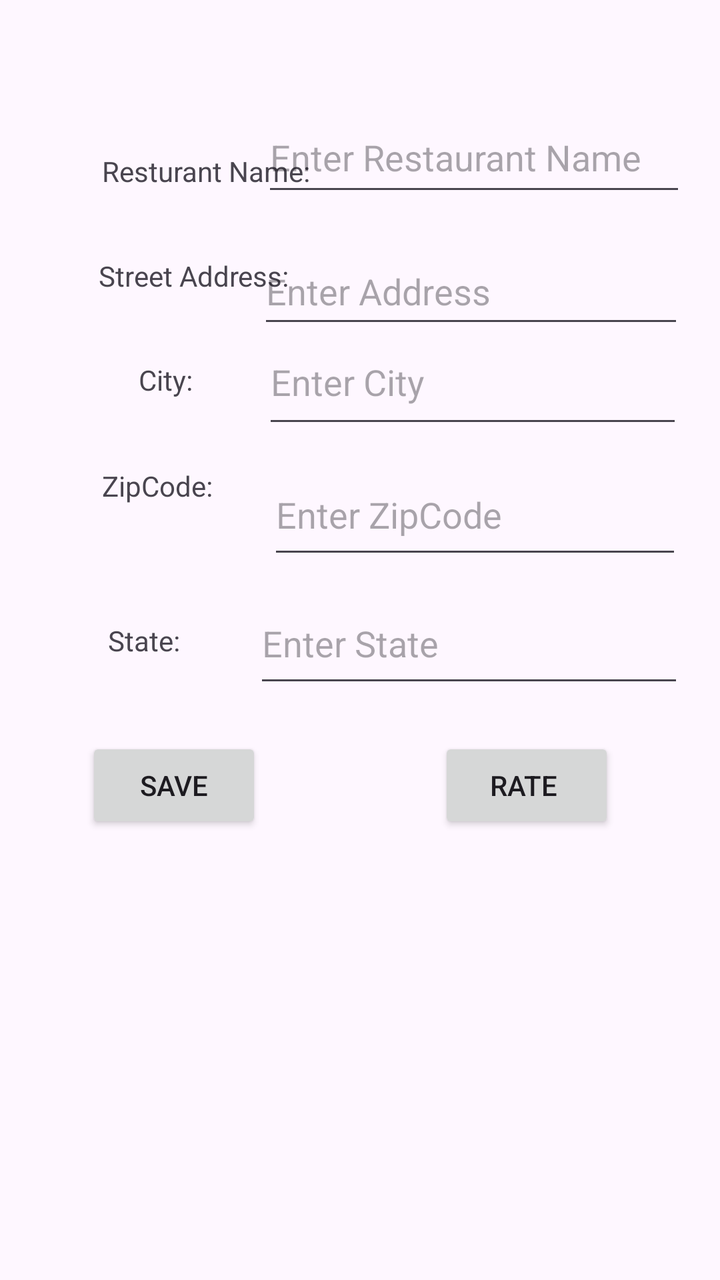
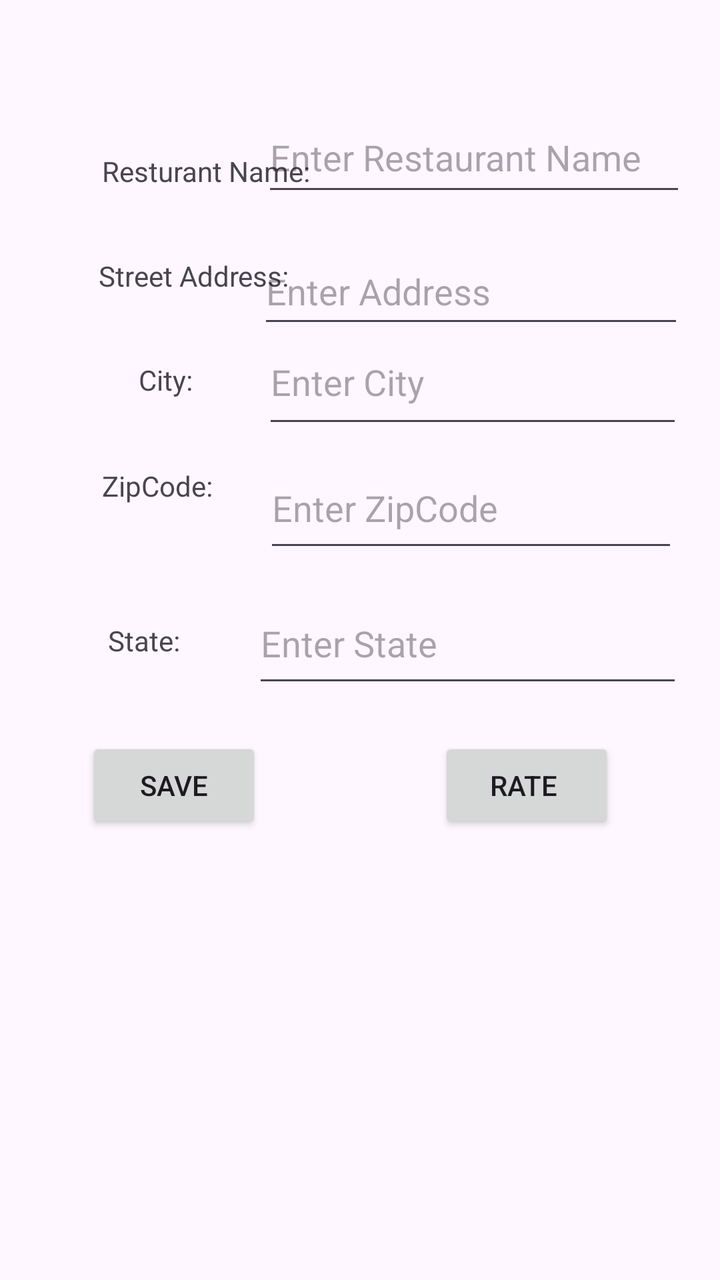

Compare the two renders of this Android layout. The source of the first and the diff that turns it into the second are given below.
<!-- AndroidManifest.xml: application theme Theme.RestaurantRater -->
<!-- res/layout/activity_main.xml -->
<?xml version="1.0" encoding="utf-8"?>
<androidx.constraintlayout.widget.ConstraintLayout xmlns:android="http://schemas.android.com/apk/res/android"
    xmlns:app="http://schemas.android.com/apk/res-auto"
    xmlns:tools="http://schemas.android.com/tools"
    android:id="@+id/main"
    android:layout_width="match_parent"
    android:layout_height="match_parent"
    tools:context=".MainActivity">

    <TextView
        android:id="@+id/textView"
        android:layout_width="wrap_content"
        android:layout_height="wrap_content"
        android:layout_marginStart="51dp"
        android:layout_marginTop="76dp"
        android:text="Resturant Name:"
        app:layout_constraintStart_toStartOf="parent"
        app:layout_constraintTop_toTopOf="parent" />

    <EditText
        android:id="@+id/editTextText"
        android:layout_width="212dp"
        android:layout_height="52dp"
        android:layout_marginStart="19dp"
        android:ems="10"
        android:hint="Enter Restaurant Name"
        android:inputType="text"
        app:layout_constraintBottom_toBottomOf="parent"
        app:layout_constraintEnd_toEndOf="parent"
        app:layout_constraintHorizontal_bias="0.868"
        app:layout_constraintStart_toStartOf="parent"
        app:layout_constraintTop_toTopOf="parent"
        app:layout_constraintVertical_bias="0.087" />

    <TextView
        android:id="@+id/textView2"
        android:layout_width="wrap_content"
        android:layout_height="wrap_content"
        android:layout_marginTop="33dp"
        android:text="Street Address:"
        app:layout_constraintBottom_toBottomOf="parent"
        app:layout_constraintEnd_toEndOf="parent"
        app:layout_constraintHorizontal_bias="0.187"
        app:layout_constraintStart_toStartOf="parent"
        app:layout_constraintTop_toBottomOf="@+id/textView"
        app:layout_constraintVertical_bias="0.001" />

    <EditText
        android:id="@+id/editTextText2"
        android:layout_width="213dp"
        android:layout_height="50dp"
        android:layout_marginTop="16dp"
        android:ems="10"
        android:hint="Enter Address"
        android:inputType="text"
        app:layout_constraintBottom_toBottomOf="parent"
        app:layout_constraintEnd_toEndOf="parent"
        app:layout_constraintHorizontal_bias="0.878"
        app:layout_constraintStart_toStartOf="parent"
        app:layout_constraintTop_toBottomOf="@+id/editTextText"
        app:layout_constraintVertical_bias="0.0" />

    <TextView
        android:id="@+id/textView3"
        android:layout_width="wrap_content"
        android:layout_height="wrap_content"
        android:layout_marginTop="48dp"
        android:text="City:"
        app:layout_constraintBottom_toBottomOf="parent"
        app:layout_constraintEnd_toEndOf="parent"
        app:layout_constraintHorizontal_bias="0.208"
        app:layout_constraintStart_toStartOf="parent"
        app:layout_constraintTop_toTopOf="parent"
        app:layout_constraintVertical_bias="0.231" />

    <EditText
        android:id="@+id/editTextText3"
        android:layout_width="210dp"
        android:layout_height="59dp"
        android:layout_marginTop="21dp"
        android:ems="10"
        android:hint="Enter City"
        android:inputType="text"
        app:layout_constraintBottom_toBottomOf="parent"
        app:layout_constraintEnd_toEndOf="parent"
        app:layout_constraintHorizontal_bias="0.875"
        app:layout_constraintStart_toStartOf="parent"
        app:layout_constraintTop_toTopOf="parent"
        app:layout_constraintVertical_bias="0.248" />

    <TextView
        android:id="@+id/textView4"
        android:layout_width="wrap_content"
        android:layout_height="wrap_content"
        android:text="ZipCode:"
        app:layout_constraintBottom_toBottomOf="parent"
        app:layout_constraintEnd_toEndOf="parent"
        app:layout_constraintHorizontal_bias="0.167"
        app:layout_constraintStart_toStartOf="parent"
        app:layout_constraintTop_toTopOf="parent"
        app:layout_constraintVertical_bias="0.376" />

    <EditText
        android:id="@+id/editTextText4"
        android:layout_width="207dp"
        android:layout_height="57dp"
        android:ems="10"
        android:hint="Enter ZipCode"
        android:inputType="text"
        app:layout_constraintBottom_toBottomOf="parent"
        app:layout_constraintEnd_toEndOf="parent"
        app:layout_constraintHorizontal_bias="0.875"
        app:layout_constraintStart_toStartOf="parent"
        app:layout_constraintTop_toTopOf="parent"
        app:layout_constraintVertical_bias="0.39" />

    <TextView
        android:id="@+id/textView5"
        android:layout_width="wrap_content"
        android:layout_height="wrap_content"
        android:text="State:"
        app:layout_constraintBottom_toBottomOf="parent"
        app:layout_constraintEnd_toEndOf="parent"
        app:layout_constraintHorizontal_bias="0.167"
        app:layout_constraintStart_toStartOf="parent"
        app:layout_constraintTop_toTopOf="parent" />

    <EditText
        android:id="@+id/editTextText5"
        android:layout_width="215dp"
        android:layout_height="57dp"
        android:ems="10"
        android:hint="Enter State"
        android:inputType="text"
        app:layout_constraintBottom_toBottomOf="parent"
        app:layout_constraintEnd_toEndOf="parent"
        app:layout_constraintHorizontal_bias="0.875"
        app:layout_constraintStart_toStartOf="parent"
        app:layout_constraintTop_toTopOf="parent" />

    <Button
        android:id="@+id/button3"
        android:layout_width="wrap_content"
        android:layout_height="wrap_content"
        android:text="Save"
        app:layout_constraintBottom_toBottomOf="parent"
        app:layout_constraintEnd_toEndOf="parent"
        app:layout_constraintHorizontal_bias="0.158"
        app:layout_constraintStart_toStartOf="parent"
        app:layout_constraintTop_toTopOf="parent"
        app:layout_constraintVertical_bias="0.623" />

    <Button
        android:id="@+id/button4"
        android:layout_width="wrap_content"
        android:layout_height="wrap_content"
        android:text="Rate "
        app:layout_constraintBottom_toBottomOf="parent"
        app:layout_constraintEnd_toEndOf="parent"
        app:layout_constraintHorizontal_bias="0.806"
        app:layout_constraintStart_toStartOf="parent"
        app:layout_constraintTop_toTopOf="parent"
        app:layout_constraintVertical_bias="0.623" />

</androidx.constraintlayout.widget.ConstraintLayout>
<!-- resources referenced by this layout -->
<resources>
  <style name="Theme.RestaurantRater" parent="Base.Theme.RestaurantRater" />
  <style name="Base.Theme.RestaurantRater" parent="Theme.Material3.DayNight.NoActionBar">
          
          
      </style>
</resources>

<!-- the commit's change to res/layout/activity_main.xml (unified diff, before → after) -->
@@ -109,10 +109,10 @@
         android:inputType="text"
         app:layout_constraintBottom_toBottomOf="parent"
         app:layout_constraintEnd_toEndOf="parent"
-        app:layout_constraintHorizontal_bias="0.875"
+        app:layout_constraintHorizontal_bias="0.862"
         app:layout_constraintStart_toStartOf="parent"
         app:layout_constraintTop_toTopOf="parent"
-        app:layout_constraintVertical_bias="0.39" />
+        app:layout_constraintVertical_bias="0.384" />
 
     <TextView
         android:id="@+id/textView5"
@@ -134,7 +134,7 @@
         android:inputType="text"
         app:layout_constraintBottom_toBottomOf="parent"
         app:layout_constraintEnd_toEndOf="parent"
-        app:layout_constraintHorizontal_bias="0.875"
+        app:layout_constraintHorizontal_bias="0.872"
         app:layout_constraintStart_toStartOf="parent"
         app:layout_constraintTop_toTopOf="parent" />
 
